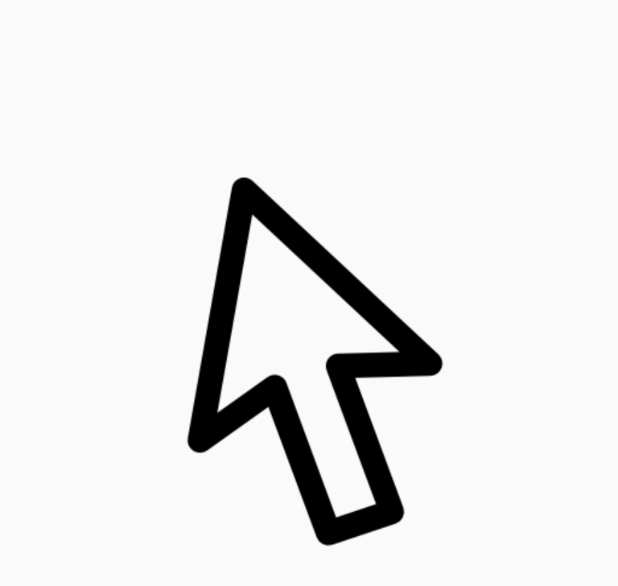
After one commit to masonTool/Telecontroller, an Android app: the layout mouse_layout.xml on its own in the app's theme, with its tools: preview values and no code run, on a phone screen of 412 x 824 dp. The commit adds this screen. Shown: the top 586 px of the screen. Run offline under Robolectric (Android 15) with nearby library versions, the phone set to English and light mode, and no system bars.

Commit message:
finish the basic mouse move

```diff
--- a/BeFucked/app/src/main/AndroidManifest.xml
+++ b/BeFucked/app/src/main/AndroidManifest.xml
@@ -2,8 +2,9 @@
 <manifest xmlns:android="http://schemas.android.com/apk/res/android"
     package="com.mapeiyu.befucked">
 
-    <uses-permission android:name="android.permission.INTERNET"/>
-    <uses-permission android:name="android.permission.WRITE_EXTERNAL_STORAGE"/>
+    <uses-permission android:name="android.permission.INTERNET" />
+    <uses-permission android:name="android.permission.WRITE_EXTERNAL_STORAGE" />
+    <uses-permission android:name="android.permission.SYSTEM_ALERT_WINDOW" />
 
     <application
         android:allowBackup="true"
@@ -18,6 +19,7 @@
                 <category android:name="android.intent.category.LAUNCHER" />
             </intent-filter>
         </activity>
+
     </application>
 
 </manifest>
--- a/BeFucked/app/src/main/java/com/mapeiyu/befucked/MainActivity.java
+++ b/BeFucked/app/src/main/java/com/mapeiyu/befucked/MainActivity.java
@@ -1,5 +1,6 @@
 package com.mapeiyu.befucked;
 
+import android.content.Intent;
 import android.support.v7.app.AppCompatActivity;
 import android.os.Bundle;
 
@@ -9,5 +10,6 @@ public class MainActivity extends AppCompatActivity {
     protected void onCreate(Bundle savedInstanceState) {
         super.onCreate(savedInstanceState);
         setContentView(R.layout.activity_main);
+        MouseManager.getInstance(this);
     }
 }
--- /dev/null
+++ b/BeFucked/app/src/main/res/layout/mouse_layout.xml
@@ -0,0 +1,18 @@
+<?xml version="1.0" encoding="utf-8"?>
+<FrameLayout xmlns:android="http://schemas.android.com/apk/res/android"
+    android:layout_width="match_parent"
+    android:layout_height="match_parent">
+
+    <View
+        android:id="@+id/circle_view"
+        android:layout_width="match_parent"
+        android:layout_height="match_parent"
+        android:background="@drawable/circle"
+        android:visibility="gone"/>
+
+    <ImageView
+        android:id="@+id/mouse_view"
+        android:layout_width="wrap_content"
+        android:layout_height="wrap_content"
+        android:src="@drawable/mouse"/>
+</FrameLayout>
```
Also changed, not shown: BeFucked/app/src/main/java/com/mapeiyu/befucked/MouseManager.java (added, +78 -0 lines), BeFucked/app/src/main/res/drawable/circle.png (added), BeFucked/app/src/main/res/drawable/mouse.png (added), 3 other files.
